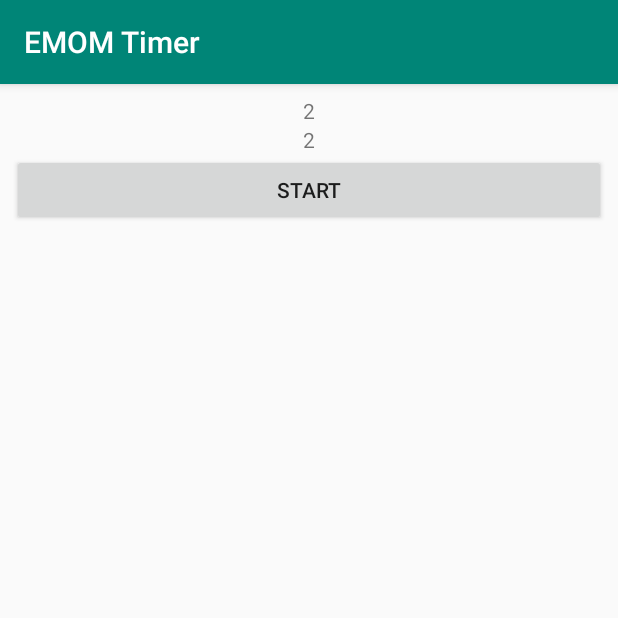
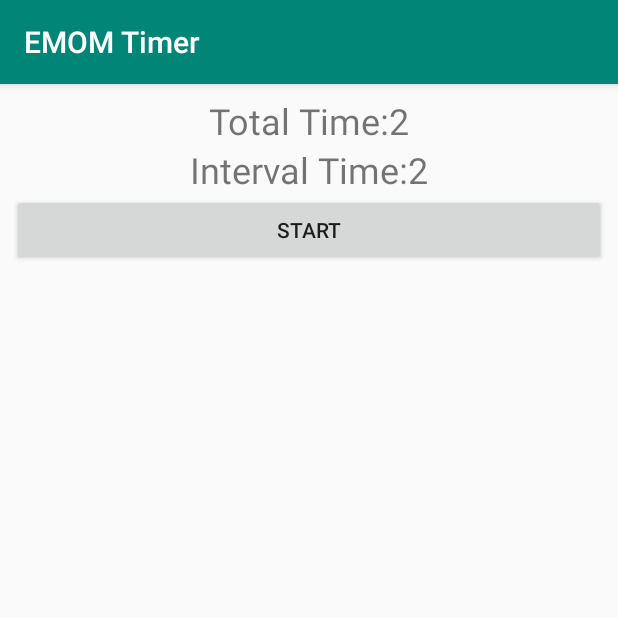
Before and after one commit to telday/interval_timer, an Android app: the screen it shows after launch (MainActivity), after a tap on "START", on a phone screen of 412 x 824 dp, the top half of it. Run offline under Robolectric (Android 15) with nearby library versions, the phone set to English and light mode, and no system bars.

Commit message:
Added extra text in timer boxes

```diff
--- a/app/src/main/java/com/emomtimer/MainActivity.java
+++ b/app/src/main/java/com/emomtimer/MainActivity.java
@@ -53,8 +53,8 @@ public class MainActivity extends AppCompatActivity {
                 if (secondsPassed % loopLength == 0){
                     playSound();
                 }
-                loopTimer.setText(new Long(secondsPassed % loopLength).toString());
-                fullTimer.setText(secondsPassed.toString());
+                loopTimer.setText(getResources().getString(R.string.interval_time) + new Long(secondsPassed % loopLength).toString());
+                fullTimer.setText(getResources().getString(R.string.total_time) + secondsPassed.toString());
             }
 
             @Override
--- a/app/src/main/res/layout/activity_main.xml
+++ b/app/src/main/res/layout/activity_main.xml
@@ -24,13 +24,17 @@
             android:id="@+id/fullTimer"
             android:layout_width="match_parent"
             android:layout_height="wrap_content"
-            android:textAlignment="center" />
+            android:text="@string/total_time"
+            android:textAlignment="center"
+            android:textSize="24sp" />
 
         <TextView
             android:id="@+id/loopTimer"
             android:layout_width="match_parent"
             android:layout_height="wrap_content"
-            android:textAlignment="center" />
+            android:text="@string/interval_time"
+            android:textAlignment="center"
+            android:textSize="24sp" />
 
         <Button
             android:id="@+id/startButton"
--- a/app/src/main/res/values/strings.xml
+++ b/app/src/main/res/values/strings.xml
@@ -1,4 +1,6 @@
 <resources>
     <string name="app_name">EMOM Timer</string>
     <string name="start">Start</string>
+    <string name="interval_time">Interval Time:</string>
+    <string name="total_time">Total Time:</string>
 </resources>
```
